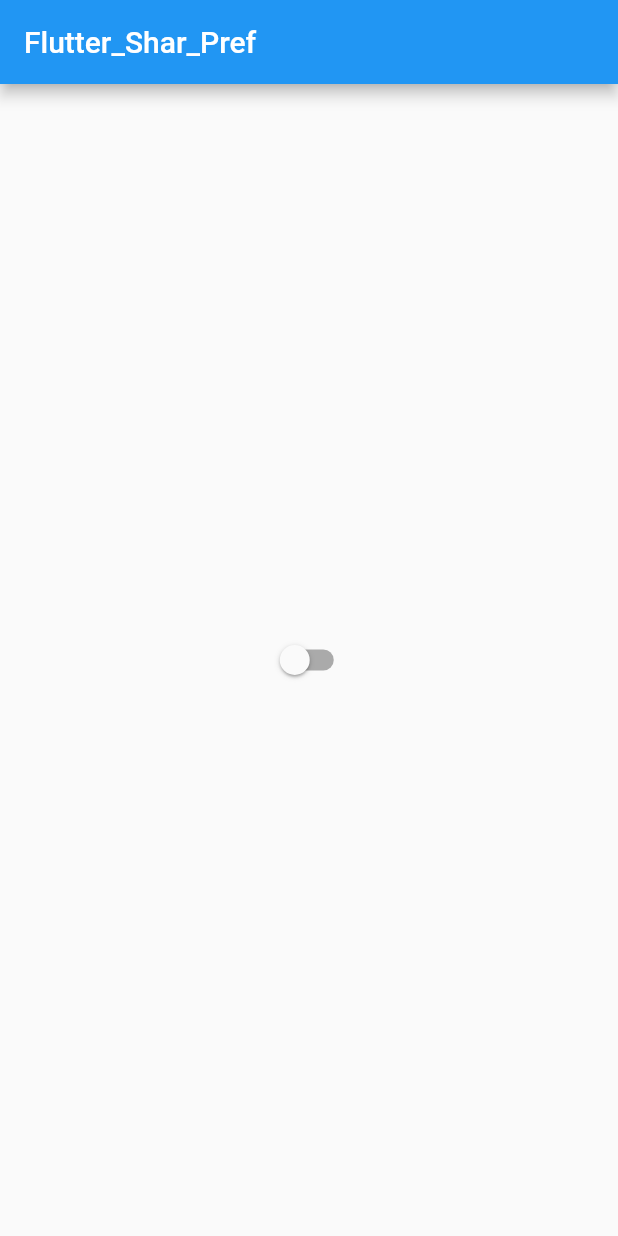
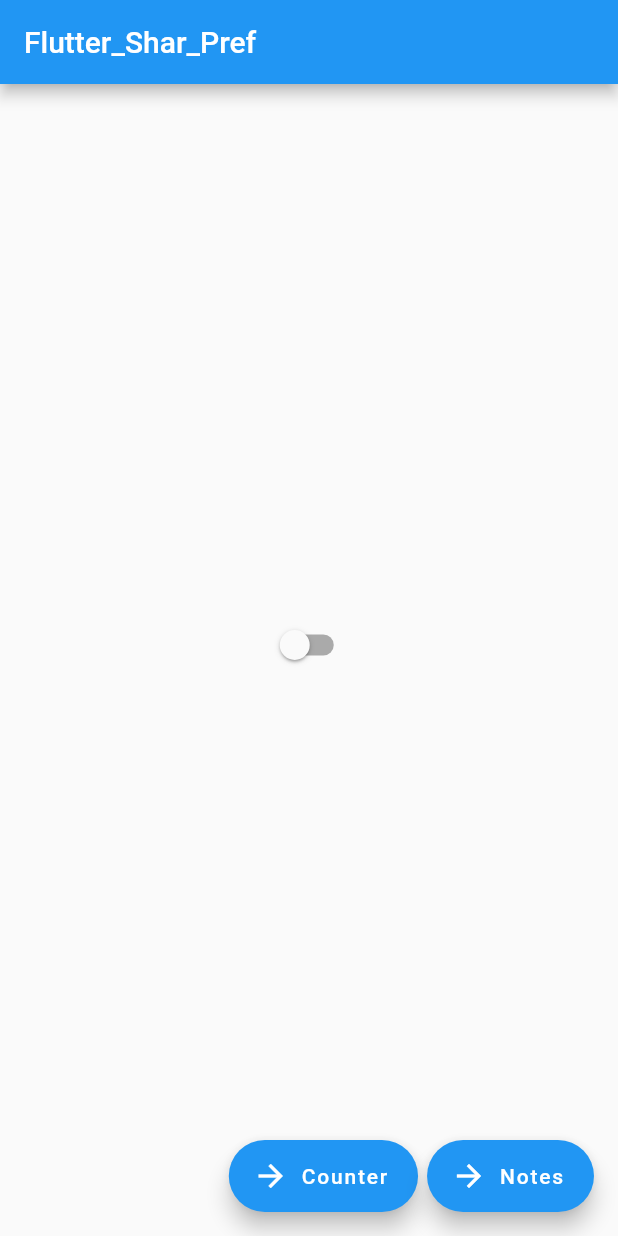
Before and after one commit to GhulamQadir/Flutter_Shar_Prefs, a Flutter app: the screen it shows after launch, on a phone screen of 412 x 824 dp. Run offline on Flutter 3.47's test engine with Material 2 defaults, Android fonts, the phone set to English and light mode, and no system bars; our stand-ins replace shared_preferences.

Commit message:
shar_prefs_learning

```diff
--- a/lib/main.dart
+++ b/lib/main.dart
@@ -1,7 +1,9 @@
 // ignore_for_file: prefer_const_constructors, use_key_in_widget_constructors
 
 import 'package:flutter/material.dart';
-import 'package:flutter_shared_preferences/shared_pref/shared_pref_learning.dart';
+import 'package:flutter_shared_preferences/shared_pref/shared_pref_counter.dart';
+import 'package:flutter_shared_preferences/shared_pref/shared_pref_notes.dart';
+import 'shared_pref/shared_pref_switch.dart';
 
 void main() {
   // WidgetsFlutterBinding.ensureInitialized();
@@ -20,8 +22,12 @@ class _MyAppState extends State<MyApp> {
   @override
   Widget build(BuildContext context) {
     return MaterialApp(
-      home: SharedPrefLearning(),
-      routes: {"/shared-pref_learning": (context) => SharedPrefLearning()},
+      home: SharedPrefSwitch(),
+      routes: {
+        "/shared-pref_switch": (context) => SharedPrefSwitch(),
+        "/shared_pref_counter": (context) => SharedPrefCounter(),
+        "/shared_pref_notes": (context) => SharedPrefNotes()
+      },
     );
   }
 }
--- /dev/null
+++ b/lib/shared_pref/shared_pref_counter.dart
@@ -0,0 +1,66 @@
+// ignore_for_file: prefer_const_constructors, prefer_final_fields, use_key_in_widget_constructors, unnecessary_brace_in_string_interps
+
+import 'package:flutter/material.dart';
+import 'package:shared_preferences/shared_preferences.dart';
+
+class SharedPrefCounter extends StatefulWidget {
+  @override
+  _SharedPrefCounterState createState() => _SharedPrefCounterState();
+}
+
+class _SharedPrefCounterState extends State<SharedPrefCounter> {
+  int incre = 0;
+  int? savedCounter;
+
+  Future<SharedPreferences> _prefs = SharedPreferences.getInstance();
+  SharedPreferences? prefs;
+
+  increment() {
+    setState(() {
+      incre++;
+    });
+    prefs!.setInt("savedCounter", incre);
+  }
+
+  getCountValues() async {
+    prefs = await _prefs;
+    savedCounter =
+        prefs!.containsKey("savedCounter") ? prefs!.getInt("savedCounter") : 0;
+
+    setState(() {
+      incre = savedCounter!;
+    });
+  }
+
+  @override
+  void initState() {
+    getCountValues();
+    super.initState();
+  }
+
+  @override
+  Widget build(BuildContext context) {
+    return MaterialApp(
+      home: Scaffold(
+        appBar: AppBar(
+          title: Text("_Shar_Pref_Counter"),
+        ),
+        floatingActionButton: FloatingActionButton(
+          onPressed: increment,
+          child: Icon(Icons.add),
+        ),
+        body: SafeArea(
+          // Example # 2
+
+          child: Center(
+            child: Text(
+                "Counter: ${incre}"
+                // .toString()
+                ,
+                style: TextStyle(fontSize: 22, fontWeight: FontWeight.w500)),
+          ),
+        ),
+      ),
+    );
+  }
+}
--- a/lib/shared_pref/shared_pref_learning.dart
+++ /dev/null
@@ -1,39 +0,0 @@
-// ignore_for_file: use_key_in_widget_constructors, prefer_const_constructors
-
-import 'package:flutter/material.dart';
-import 'package:shared_preferences/shared_preferences.dart';
-
-class SharedPrefLearning extends StatefulWidget {
-  @override
-  _SharedPrefLearningState createState() => _SharedPrefLearningState();
-}
-
-class _SharedPrefLearningState extends State<SharedPrefLearning> {
-  bool isSwitched = false;
-
-  @override
-  Widget build(BuildContext context) {
-    return MaterialApp(
-      home: Scaffold(
-        appBar: AppBar(
-          title: Text("Flutter_Shar_Pref"),
-        ),
-        body: SafeArea(
-            child: Column(
-          mainAxisAlignment: MainAxisAlignment.center,
-          children: [
-            Center(
-              child: Switch(
-                  value: isSwitched,
-                  onChanged: (value) {
-                    setState(() {
-                      isSwitched = value;
-                    });
-                  }),
-            )
-          ],
-        )),
-      ),
-    );
-  }
-}
--- /dev/null
+++ b/lib/shared_pref/shared_pref_notes.dart
@@ -0,0 +1,20 @@
+// ignore_for_file: prefer_const_constructors, use_key_in_widget_constructors
+
+import 'package:flutter/material.dart';
+
+class SharedPrefNotes extends StatefulWidget {
+  @override
+  _SharedPrefNotesState createState() => _SharedPrefNotesState();
+}
+
+class _SharedPrefNotesState extends State<SharedPrefNotes> {
+  @override
+  Widget build(BuildContext context) {
+    return MaterialApp(
+        home: Scaffold(
+      appBar: AppBar(
+        title: Center(child: Text("_Shar_Pref_Notes")),
+      ),
+    ));
+  }
+}
--- /dev/null
+++ b/lib/shared_pref/shared_pref_switch.dart
@@ -0,0 +1,88 @@
+// ignore_for_file: prefer_const_constructors
+
+import 'package:flutter/material.dart';
+import 'package:shared_preferences/shared_preferences.dart';
+
+class SharedPrefSwitch extends StatefulWidget {
+  @override
+  _SharedPrefSwitchState createState() => _SharedPrefSwitchState();
+}
+
+class _SharedPrefSwitchState extends State<SharedPrefSwitch> {
+  bool isSwitched = false;
+
+  Future<SharedPreferences> _prefs = SharedPreferences.getInstance();
+  SharedPreferences? prefs;
+
+  getValue() async {
+    prefs = await _prefs;
+    setState(() {
+      isSwitched = (prefs!.containsKey("switchValue")
+          ? prefs!.getBool("switchValue")
+          : false)!;
+    });
+  }
+
+  goToCounter() {
+    Navigator.of(context).pushNamed("/shared_pref_counter");
+  }
+
+  goToNotes() {
+    Navigator.of(context).pushNamed("/shared_pref_notes");
+  }
+
+  @override
+  void initState() {
+    getValue();
+    super.initState();
+  }
+
+  @override
+  Widget build(BuildContext context) {
+    return MaterialApp(
+      home: Scaffold(
+        appBar: AppBar(
+          title: Text("Flutter_Shar_Pref"),
+        ),
+        floatingActionButton: Row(
+          mainAxisAlignment: MainAxisAlignment.end,
+          children: [
+            FloatingActionButton.extended(
+              onPressed: goToCounter,
+              label: Text('Counter'),
+              icon: Icon(Icons.arrow_forward),
+            ),
+            Padding(
+              padding: const EdgeInsets.only(left: 6),
+              child: FloatingActionButton.extended(
+                onPressed: goToNotes,
+                label: Text('Notes'),
+                icon: Icon(Icons.arrow_forward),
+              ),
+            ),
+          ],
+        ),
+        body: SafeArea(
+            child: Column(
+          mainAxisAlignment: MainAxisAlignment.center,
+          children: [
+            //Example # 1
+            Center(
+              child: Switch(
+                  value: isSwitched,
+                  onChanged: (value) {
+                    setState(() {
+                      isSwitched = value;
+                    });
+                    prefs!.setBool("switchValue", isSwitched);
+                  }),
+            ),
+            SizedBox(
+              height: 20,
+            ),
+          ],
+        )),
+      ),
+    );
+  }
+}
```
